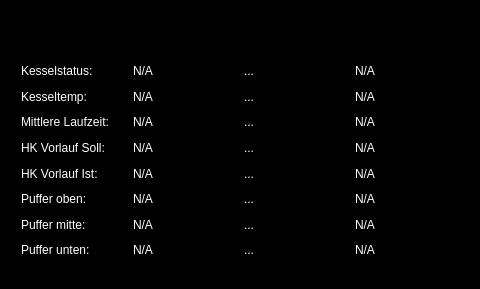
christof1977/flurzentrale, file gui/oekofenwindow.ui: the form before one commit.
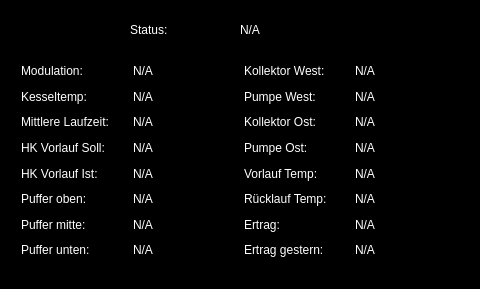
The form after the commit. Icons and pictures are not drawn.

Commit message: Weitere Werte von Pelle eingebaut

What changed in the file:
```diff
--- a/gui/oekofenwindow.ui
+++ b/gui/oekofenwindow.ui
@@ -22,7 +22,7 @@
      <rect>
       <x>10</x>
       <y>10</y>
-      <width>320</width>
+      <width>101</width>
       <height>31</height>
      </rect>
     </property>
@@ -279,7 +279,7 @@
           <string notr="true">color: rgb(255, 255, 255);</string>
          </property>
          <property name="text">
-          <string>...</string>
+          <string>Pumpe West:</string>
          </property>
         </widget>
        </item>
@@ -289,7 +289,7 @@
           <string notr="true">color: rgb(255, 255, 255);</string>
          </property>
          <property name="text">
-          <string>...</string>
+          <string>Pumpe Ost:</string>
          </property>
         </widget>
        </item>
@@ -299,7 +299,7 @@
           <string notr="true">color: rgb(255, 255, 255);</string>
          </property>
          <property name="text">
-          <string>...</string>
+          <string>Vorlauf Temp:</string>
          </property>
         </widget>
        </item>
@@ -309,7 +309,7 @@
           <string notr="true">color: rgb(255, 255, 255);</string>
          </property>
          <property name="text">
-          <string>...</string>
+          <string>Kollektor Ost:</string>
          </property>
         </widget>
        </item>
@@ -319,7 +319,7 @@
           <string notr="true">color: rgb(255, 255, 255);</string>
          </property>
          <property name="text">
-          <string>...</string>
+          <string>Kollektor West:</string>
          </property>
         </widget>
        </item>
@@ -329,7 +329,7 @@
           <string notr="true">color: rgb(255, 255, 255);</string>
          </property>
          <property name="text">
-          <string>...</string>
+          <string>Rücklauf Temp:</string>
          </property>
         </widget>
        </item>
@@ -339,7 +339,7 @@
           <string notr="true">color: rgb(255, 255, 255);</string>
          </property>
          <property name="text">
-          <string>...</string>
+          <string>Ertrag:</string>
          </property>
         </widget>
        </item>
@@ -349,7 +349,7 @@
           <string notr="true">color: rgb(255, 255, 255);</string>
          </property>
          <property name="text">
-          <string>...</string>
+          <string>Ertrag gestern:</string>
          </property>
         </widget>
        </item>
@@ -483,7 +483,7 @@
           <string notr="true">color: rgb(255, 255, 255);</string>
          </property>
          <property name="text">
-          <string>Kesselstatus:</string>
+          <string>Modulation:</string>
          </property>
         </widget>
        </item>
@@ -601,6 +601,38 @@
      </item>
     </layout>
    </widget>
+   <widget class="QLabel" name="label_28">
+    <property name="geometry">
+     <rect>
+      <x>130</x>
+      <y>20</y>
+      <width>71</width>
+      <height>20</height>
+     </rect>
+    </property>
+    <property name="styleSheet">
+     <string notr="true">color: rgb(255, 255, 255);</string>
+    </property>
+    <property name="text">
+     <string>Status:</string>
+    </property>
+   </widget>
+   <widget class="QLabel" name="lbl_pe1_status">
+    <property name="geometry">
+     <rect>
+      <x>240</x>
+      <y>20</y>
+      <width>107</width>
+      <height>20</height>
+     </rect>
+    </property>
+    <property name="styleSheet">
+     <string notr="true">color: rgb(255, 255, 255);</string>
+    </property>
+    <property name="text">
+     <string>N/A</string>
+    </property>
+   </widget>
   </widget>
  </widget>
  <layoutdefault spacing="6" margin="11"/>
```
Left out of the diff: 16 changed lines with no effect on the pictures. The commit also changes 2 other files.
